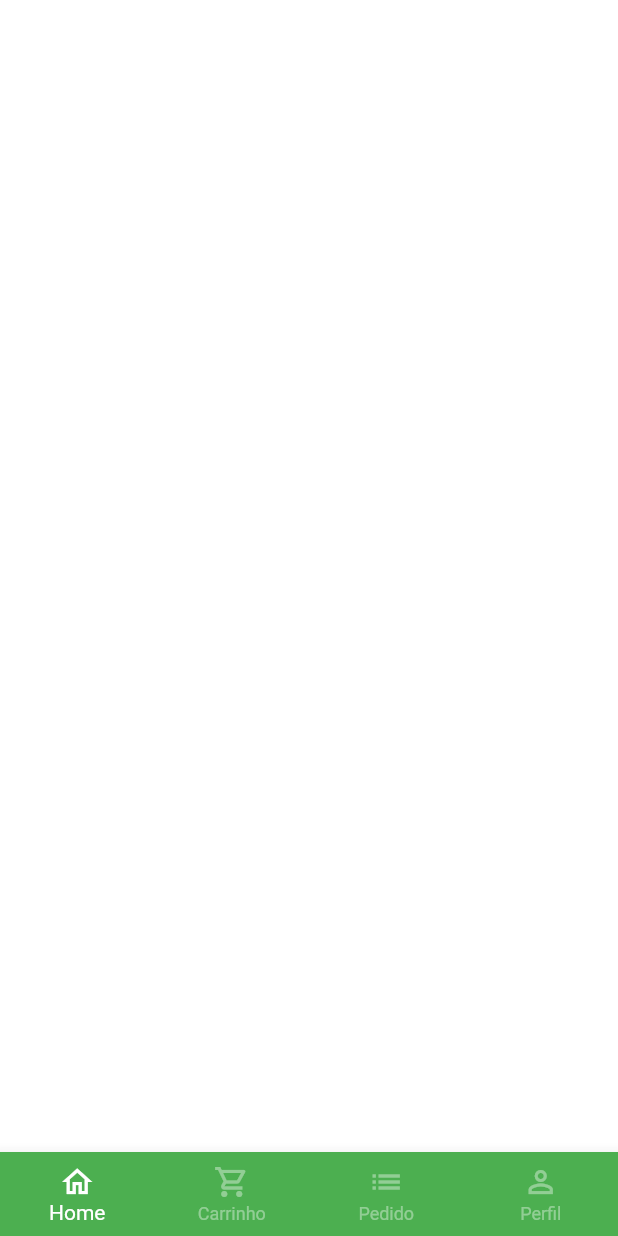
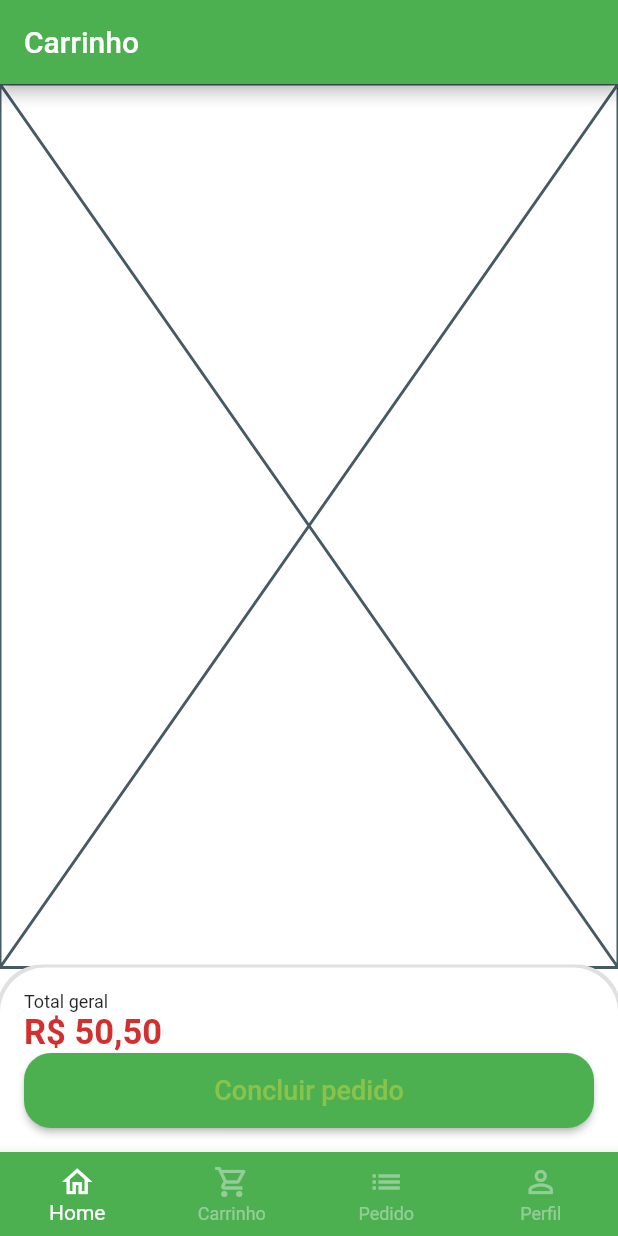
Before and after one commit to LeviDantas01/Quitanda, a Flutter app: the BaseScreen screen opened directly, swiped to page 2, on a phone screen of 412 x 824 dp. Run offline on Flutter 3.47's test engine with Material 2 defaults, Android fonts, the phone set to English and light mode, and no system bars; our stand-ins replace animated_text_kit, badges, mask_text_input_formatter.

Commit message:
tela do carrinho

```diff
--- a/lib/src/pages/base/base_screnn.dart
+++ b/lib/src/pages/base/base_screnn.dart
@@ -1,4 +1,5 @@
 import 'package:flutter/material.dart';
+import 'package:quitanda/src/pages/cart/cart_tab.dart';
 import 'package:quitanda/src/pages/home/home_tab.dart';
 
 class BaseScreen extends StatefulWidget {
@@ -19,10 +20,8 @@ class _BaseScreenState extends State<BaseScreen> {
         physics: const NeverScrollableScrollPhysics(),
         controller: pageController,
         children: [
-          HomeTab(),
-          Container(
-            color: Colors.white,
-          ),
+          const HomeTab(),
+          CartTab(),
           Container(
             color: Colors.black,
           ),
--- /dev/null
+++ b/lib/src/pages/cart/cart_tab.dart
@@ -0,0 +1,77 @@
+import 'package:flutter/material.dart';
+import 'package:quitanda/src/config/custom_colors.dart';
+import 'package:quitanda/src/services/utils_services.dart';
+
+class CartTab extends StatelessWidget {
+  CartTab({super.key});
+
+  final UtilServices utilServices = UtilServices();
+
+  @override
+  Widget build(BuildContext context) {
+    return Scaffold(
+      appBar: AppBar(
+        title: const Text("Carrinho"),
+      ),
+      body: Column(
+        children: [
+          Expanded(
+            child: Placeholder(),
+          ),
+          Container(
+            padding: EdgeInsets.all(16),
+            decoration: BoxDecoration(
+              color: Colors.white,
+              borderRadius: BorderRadius.vertical(
+                top: Radius.circular(30),
+              ),
+              boxShadow: [
+                BoxShadow(
+                  color: Colors.grey.shade300,
+                  spreadRadius: 2,
+                ),
+              ],
+            ),
+            child: Column(
+              crossAxisAlignment: CrossAxisAlignment.stretch,
+              children: [
+                const Text(
+                  "Total geral",
+                  style: TextStyle(
+                    fontSize: 12,
+                  ),
+                ),
+                Text(
+                  utilServices.priceToCourence(50.5),
+                  style: TextStyle(
+                    fontSize: 23,
+                    color: CustomColors.customContrastColor,
+                    fontWeight: FontWeight.bold,
+                  ),
+                ),
+                SizedBox(
+                  height: 50,
+                  child: ElevatedButton(
+                    style: ElevatedButton.styleFrom(
+                      foregroundColor: CustomColors.customSwatchColor,
+                      shape: RoundedRectangleBorder(
+                        borderRadius: BorderRadius.circular(18),
+                      ),
+                    ),
+                    onPressed: () {},
+                    child: Text(
+                      "Concluir pedido",
+                      style: TextStyle(
+                        fontSize: 18,
+                      ),
+                    ),
+                  ),
+                ),
+              ],
+            ),
+          ),
+        ],
+      ),
+    );
+  }
+}
```
Also changed, not shown: lib/src/pages/comuns_widgets/quantity_widget.dart (+22 -7 lines), lib/src/pages/products/products_screen.dart (+23 -7 lines).
